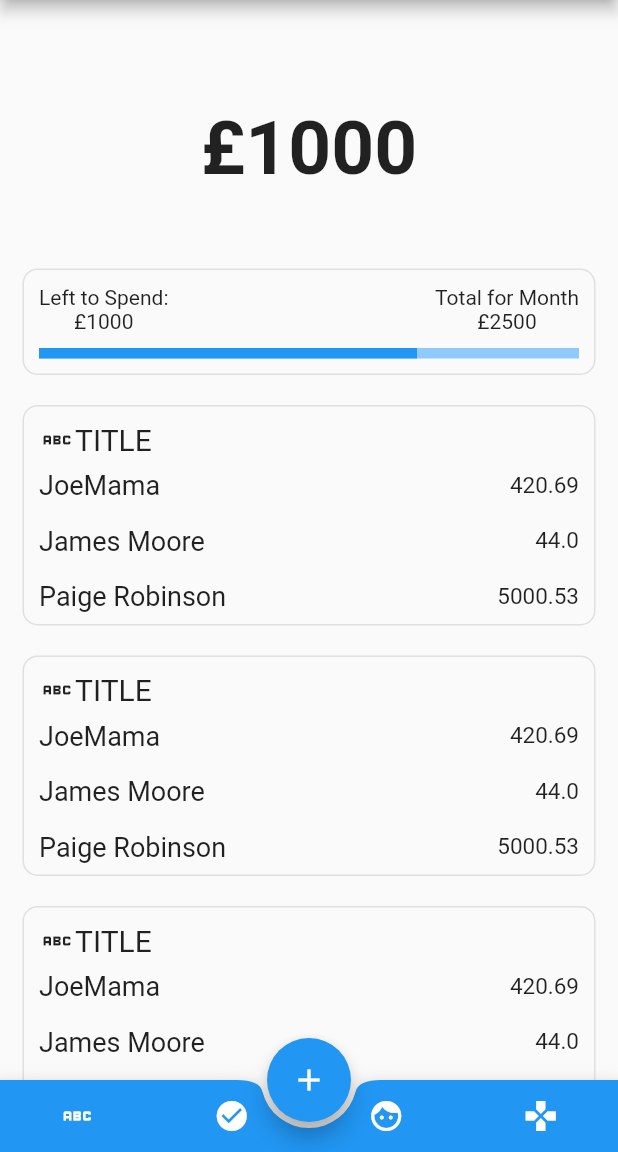
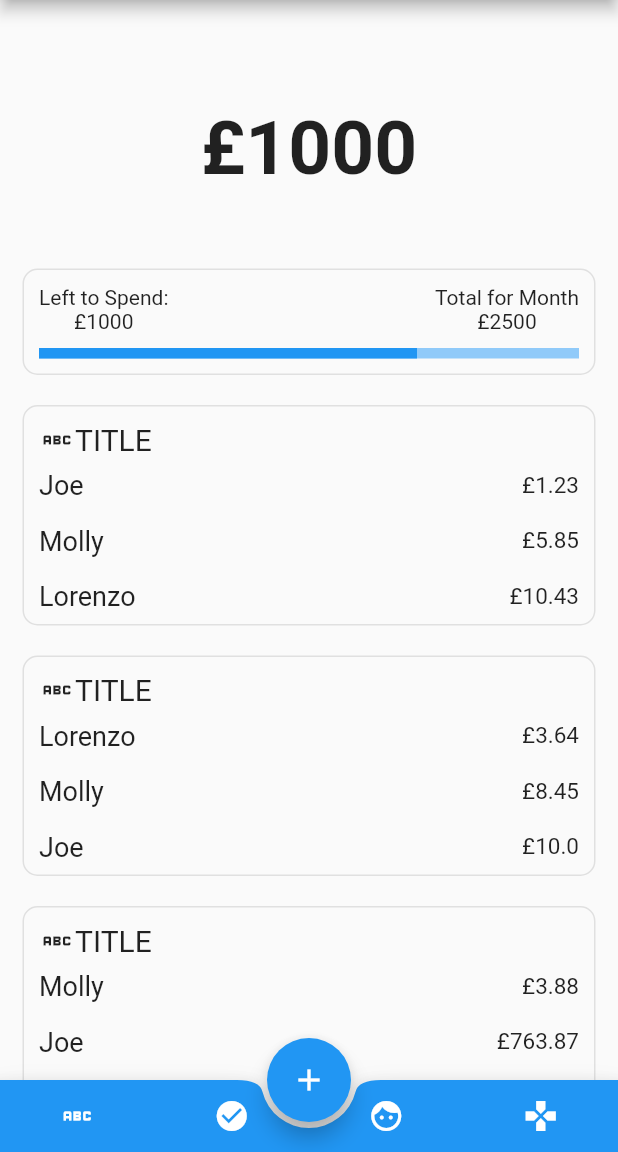
Before and after one commit to Frqcture/thestudentbudget, a Flutter app: the screen it shows after launch, on a phone screen of 412 x 824 dp, the part 84-1236 px from its top. Run offline on Flutter 3.47's test engine with Material 2 defaults, Android fonts, the light colour scheme and no system bars.

Commit message:
Basic changes

```diff
--- a/lib/home_screen.dart
+++ b/lib/home_screen.dart
@@ -68,9 +68,9 @@ class _HomeScreenState extends State<HomeScreen> {
             ]),
         ),
         ),
-        SummaryTab(),
-        SummaryTab(),
-        SummaryTab(),
+        SummaryTab(paidTo: ['Joe', 'Molly','Lorenzo'], amount: [1.23,5.85,10.43],),
+        SummaryTab(paidTo: ['Lorenzo','Molly', 'Joe'], amount: [3.64,8.45,10.00],),
+        SummaryTab(paidTo: ['Molly','Joe','Lorenzo'], amount: [3.88,763.87, 9.01],),
       ],
     )
     ]);
--- a/lib/main.dart
+++ b/lib/main.dart
@@ -1,6 +1,5 @@
 import 'package:flutter/material.dart';
 import 'home_screen.dart';
-import 'summary_tab.dart';
 
 void main() {
   runApp(const MyApp());
--- a/lib/payment_info_summaries.dart
+++ b/lib/payment_info_summaries.dart
@@ -32,7 +32,7 @@ class _PaymentInfoSummaryState extends State<PaymentInfoSummary> {
                 ),
                 Container(
                   child: Text(
-                    widget.amount.toString(),
+                    '£'+widget.amount.toString(),
                     style: TextStyle(fontSize: 15)),
                 )
               ],
--- a/lib/summary_tab.dart
+++ b/lib/summary_tab.dart
@@ -2,7 +2,10 @@ import 'package:flutter/material.dart';
 import 'payment_info_summaries.dart';
 
 class SummaryTab extends StatefulWidget {
-  SummaryTab({Key? key}) : super(key: key);
+  SummaryTab({Key? key, required this.paidTo, required this.amount}) : super(key: key);
+
+  final List<String> paidTo;
+  final List<double> amount;
 
   @override
   State<SummaryTab> createState() => _SummaryTabState();
@@ -38,9 +41,9 @@ class _SummaryTabState extends State<SummaryTab> {
             ],
           ),
         ),
-        PaymentInfoSummary(paidTo: 'JoeMama', amount: 420.69,),
-        PaymentInfoSummary(paidTo: 'James Moore', amount: 44.00,),
-        PaymentInfoSummary(paidTo: 'Paige Robinson', amount: 5000.53),
+        PaymentInfoSummary(paidTo: widget.paidTo[0], amount: widget.amount[0],),
+        PaymentInfoSummary(paidTo: widget.paidTo[1], amount: widget.amount[1],),
+        PaymentInfoSummary(paidTo: widget.paidTo[2], amount: widget.amount[2]),
       ]),
     );
   }
```
